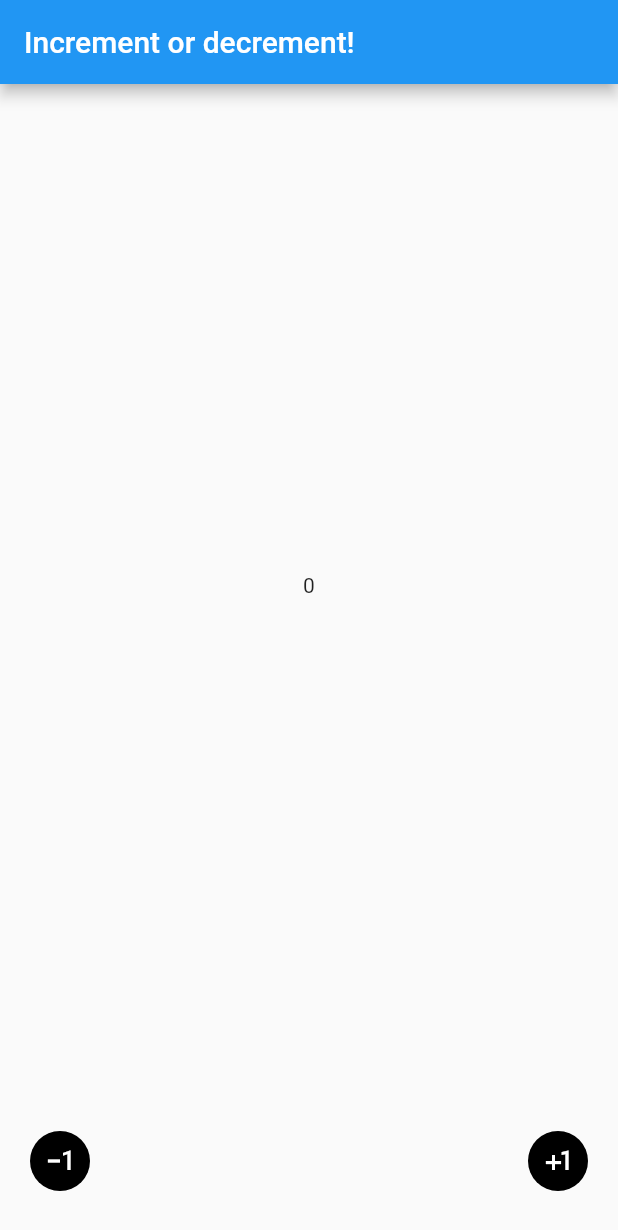
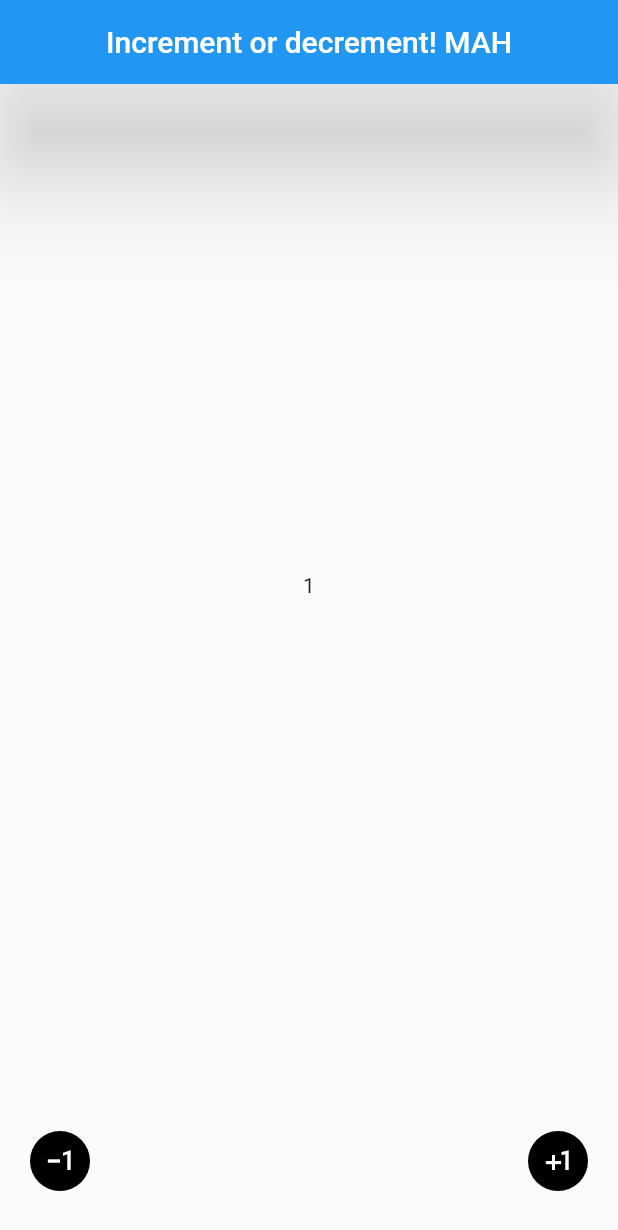
Before and after one commit to mohamedazizhafhouf/my-first-flutter-project, a Flutter app: the screen it shows after launch, after a tap on the "plus one" icon, on a phone screen of 412 x 824 dp. Shown: the top 1230 px of the screen. Run offline on Flutter 3.47's test engine with Material 2 defaults, Android fonts, the phone set to English and light mode, and no system bars.

Commit message:
first commit

```diff
--- a/lib/appin.dart
+++ b/lib/appin.dart
@@ -8,8 +8,6 @@ class AppIn extends StatefulWidget {
 }
 
 class _AppInState extends State<AppIn> {
-  //This variable is the counter
-  //Keep in mind that i >= 0
   int i = 0;
   void increment() {
     setState(() {
@@ -20,32 +18,20 @@ class _AppInState extends State<AppIn> {
   void decrement() {
     if (i > 0) {
       setState(() {
-        //Make i decrement, did you make it? Hint: use basic arithmetic operations!
+        i--;
       });
     }
   }
-
-  //In either of these function there are two things to notice
-  /*
-    1. There is no return!
-      The reason behind this is beacaus the function is a void and there is no need to return a value
-      as this function updates the state
-    state = what's shown on the screen
-    2. What is setState?
-      this method is used to update the state of the app
-  */
 
   @override
   Widget build(BuildContext context) {
     return Scaffold(
       appBar: AppBar(
         title: Text(
-          'Increment or decrement!',
+          'Increment or decrement! MAH',
         ),
-        //Make the title centered by uncommentig the next line and setting the value to true
-        //centerTitle: ,
-        //Also play a little bit with the elevation, the lower the value is the flatter it is! 0>=elevation
-        //elevation: ,
+        centerTitle: true,
+        elevation: 30,
       ),
       body: Center(
         child: Text(
@@ -64,8 +50,7 @@ class _AppInState extends State<AppIn> {
               GestureDetector(
                 onTap: () {
                   print('Pressed the -1 button');
-                  //Call the decrement function by uncommenting the next line
-                  //decrement();
+                  decrement();
                 },
                 child: CircleAvatar(
                   backgroundColor: Colors.black,
@@ -78,7 +63,7 @@ class _AppInState extends State<AppIn> {
               GestureDetector(
                 onTap: () {
                   print('Pressed the +1 button');
-                  //Cell the increment function here!
+                  increment();
                 },
                 child: CircleAvatar(
                   backgroundColor: Colors.black,
@@ -95,7 +80,3 @@ class _AppInState extends State<AppIn> {
     );
   }
 }
-
-//By now you should be done! I hope you executed all the steps
-//If you have any problem call me anytime, I'm Aaron Haddad on all social networks!
-//And try to be curious and explorer the source of the different classes!
--- a/lib/main.dart
+++ b/lib/main.dart
@@ -1,52 +1,13 @@
-//Make sure to run the app on ur phone or the eumulator at first!
-
-/*
-  Hello DSC people! Hope y'all are doin' good. So as promised this is a guided project, a rather simple one as asked.
-  In this proj we will practice some frontend end as well as my persoanl favourite part, the backend!
-
-  The point will be to make a splash screen, and another screen with both increment and decrement buttons and a counter
-
-  Let's start by discovering what we have here!
-*/
-
-//---------------------------STEPS TO FOLLOW---------------------------//
-/*
-  1. Run the app on your phone or on the emulator
-  2. Read the lines ranging between 40--44, do what was asked there!
-  3. Go to line 78, add your name between the simple qutations
-  4. Read and execute lines 86-->90
-  5. Make sure to read all the comments and write down any questions you have!
-  6. Head over to lib/appin.dart
-*/
-//---------------------------STEPS TO FOLLOW---------------------------//
-
-//This is the import line! In here we import the different classes that contain the methods we will use!
-//For this project we will only have material.dart, which is a basic Flutter class tha contains different widgets allowing us
-//to create a material app.
-//MaterialApp = AppBar + Body + BottomAppBar
-
 import 'dart:async';
 
 import 'package:app1/appin.dart';
 import 'package:flutter/material.dart';
 
-//as with any programming language we always have a main function. also know as "Leftila",
-//it launches the execution of our code!
 void main() {
-  //The run app function calls the widget that will first be shown
   runApp(
-    //So this is will be our main widget, nvm it, we will understand it later
-    //If you're curious CTRL+the widget to explore its source
-    //PS: The best programmers are the most curious ones!
     MaterialApp(
-      //I think that by here you have the app running on either your phone or the emulator!
-      //In the top right corner, you might have noticed a banner saying "debug"
-      //------------------------------------------------------------------------//
-      //Uncomment the next line and set its value to false, what do you notice?
-      //debugShowCheckedModeBanner: [value],
-      //------------------------------------------------------------------------//
+      debugShowCheckedModeBanner: false,
       color: Colors.black,
-      //The home position means what the MaterialApp will show! in our case the MyApp widget is shown!
       home: MyApp(),
     ),
   );
@@ -60,15 +21,11 @@ class MyApp extends StatefulWidget {
 }
 
 class _MyAppState extends State<MyApp> {
-  //This is initstate, remember we talked about stateful widgets? the inistate is used to run a
-  //certain function upon the launch of the app
   @override
   void initState() {
     super.initState();
-    //This is a Timer, in our case we use to execute a function after a certain time
-    //But 5 sec is rather long, change it to 1, feels more natural right?
+
     Timer(Duration(seconds: 5), () {
-      //This is a Navigator, it is a flutter class used to take the user from a view to another!
       Navigator.pushReplacement(
         context,
         MaterialPageRoute(
@@ -83,14 +40,10 @@ class _MyAppState extends State<MyApp> {
     return Scaffold(
       body: Center(
         child: Text(
-          //Put your name between the next simple quotations
-          '',
+          'Mohamed Aziz Hafhouf',
           style: TextStyle(
-            //The textstyle is a widget allowing us to personalize the text
-            //As you notice the text color is black, set it to white!
-            color: Colors.black,
-            //Try playing with the fontsize!
-            fontSize: 20.0,
+            color: Colors.white,
+            fontSize: 30.0,
           ),
         ),
       ),
```
